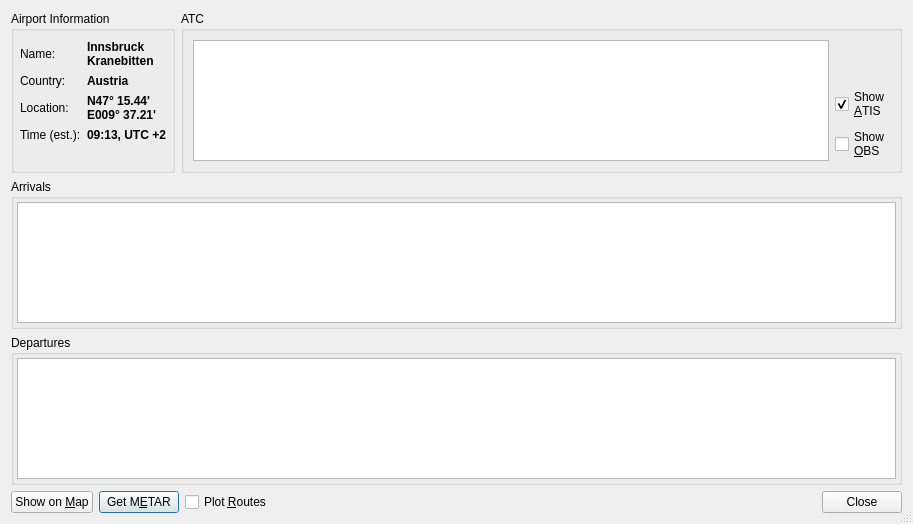
This is QuteScoop/src/AirportDetails.ui in qutescoop/qutescoop as Qt 5 draws it before an edit. The edited form follows.
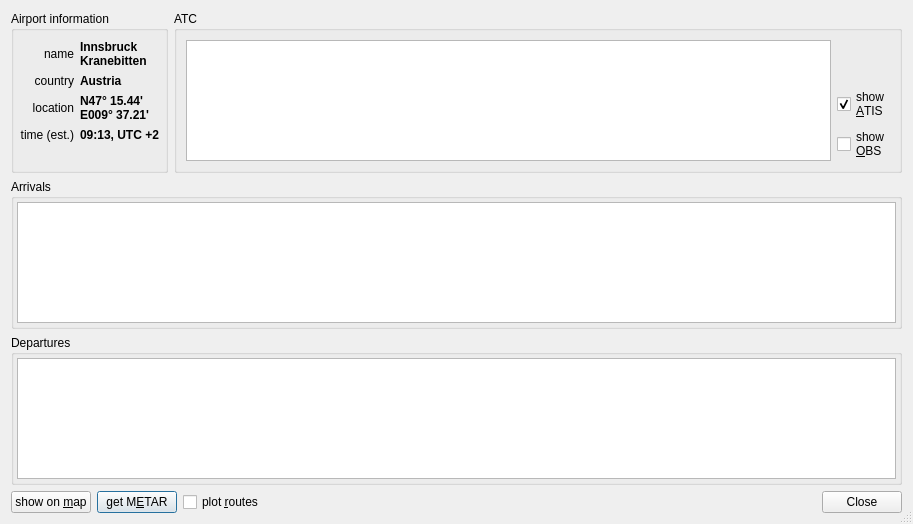
This is the edited form. Icons and pictures are not drawn.

Patch:
```diff
--- a/QuteScoop/src/AirportDetails.ui
+++ b/QuteScoop/src/AirportDetails.ui
@@ -26,7 +26,7 @@
      <item>
       <widget class="QGroupBox" name="groupBox_4">
        <property name="title">
-        <string>Airport Information</string>
+        <string>Airport information</string>
        </property>
        <property name="alignment">
         <set>Qt::AlignLeading|Qt::AlignLeft|Qt::AlignTop</set>
@@ -41,7 +41,10 @@
         <item row="0" column="0">
          <widget class="QLabel" name="label_4">
           <property name="text">
-           <string>Name:</string>
+           <string>name</string>
+          </property>
+          <property name="alignment">
+           <set>Qt::AlignRight|Qt::AlignTrailing|Qt::AlignVCenter</set>
           </property>
          </widget>
         </item>
@@ -62,7 +65,10 @@
         <item row="1" column="0">
          <widget class="QLabel" name="label_5">
           <property name="text">
-           <string>Country:</string>
+           <string>country</string>
+          </property>
+          <property name="alignment">
+           <set>Qt::AlignRight|Qt::AlignTrailing|Qt::AlignVCenter</set>
           </property>
          </widget>
         </item>
@@ -82,7 +88,10 @@
         <item row="2" column="0">
          <widget class="QLabel" name="label_2">
           <property name="text">
-           <string>Location:</string>
+           <string>location</string>
+          </property>
+          <property name="alignment">
+           <set>Qt::AlignRight|Qt::AlignTrailing|Qt::AlignVCenter</set>
           </property>
          </widget>
         </item>
@@ -103,7 +112,10 @@
         <item row="3" column="0">
          <widget class="QLabel" name="label_6">
           <property name="text">
-           <string>Time (est.):</string>
+           <string>time (est.)</string>
+          </property>
+          <property name="alignment">
+           <set>Qt::AlignRight|Qt::AlignTrailing|Qt::AlignVCenter</set>
           </property>
          </widget>
         </item>
@@ -197,7 +209,7 @@
           <item>
            <widget class="QCheckBox" name="cbAtis">
             <property name="text">
-             <string>Show
+             <string>show
 &amp;ATIS</string>
             </property>
             <property name="checked">
@@ -208,7 +220,7 @@
           <item>
            <widget class="QCheckBox" name="cbObservers">
             <property name="text">
-             <string>Show 
+             <string>show 
 &amp;OBS</string>
             </property>
            </widget>
@@ -314,7 +326,7 @@
         <string>Center Map and zoom in on this Airport</string>
        </property>
        <property name="text">
-        <string>Show on &amp;Map</string>
+        <string>show on &amp;map</string>
        </property>
        <property name="shortcut">
         <string>S</string>
@@ -330,7 +342,7 @@
         <string>Will be displayed in the Metar Decoder Widget</string>
        </property>
        <property name="text">
-        <string>Get M&amp;ETAR</string>
+        <string>get M&amp;ETAR</string>
        </property>
       </widget>
      </item>
@@ -340,7 +352,7 @@
         <string>Also accessible by right click on the airport label. (Uses Navigation Database if available)</string>
        </property>
        <property name="text">
-        <string>Plot &amp;Routes</string>
+        <string>plot &amp;routes</string>
        </property>
       </widget>
      </item>
```
